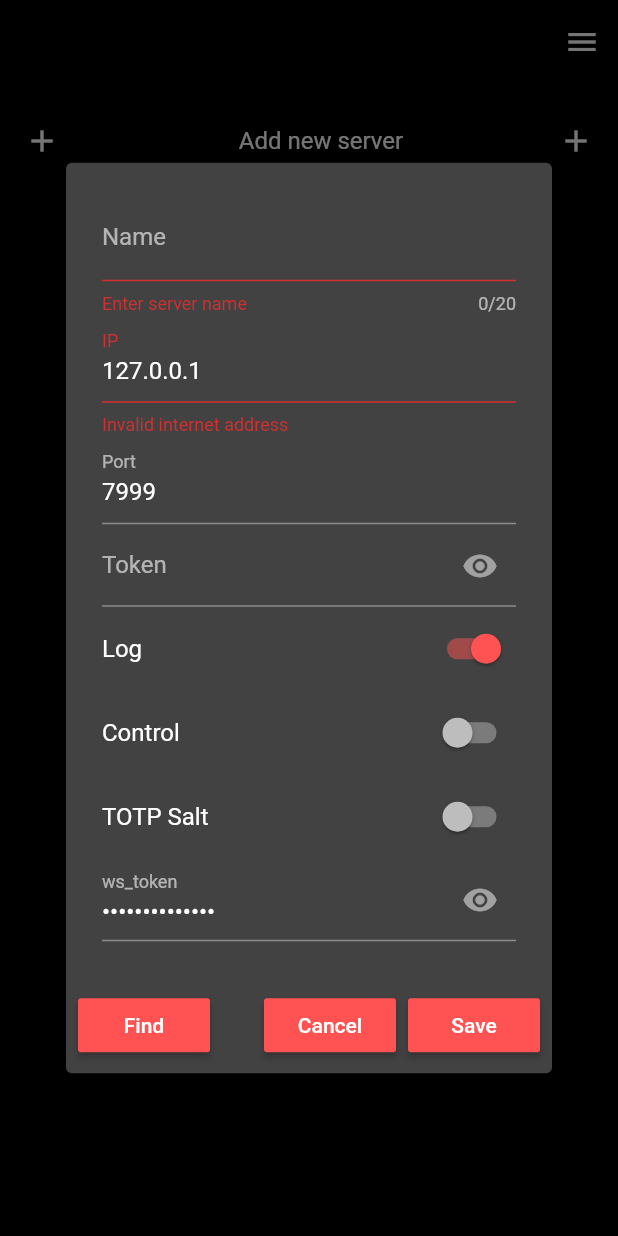
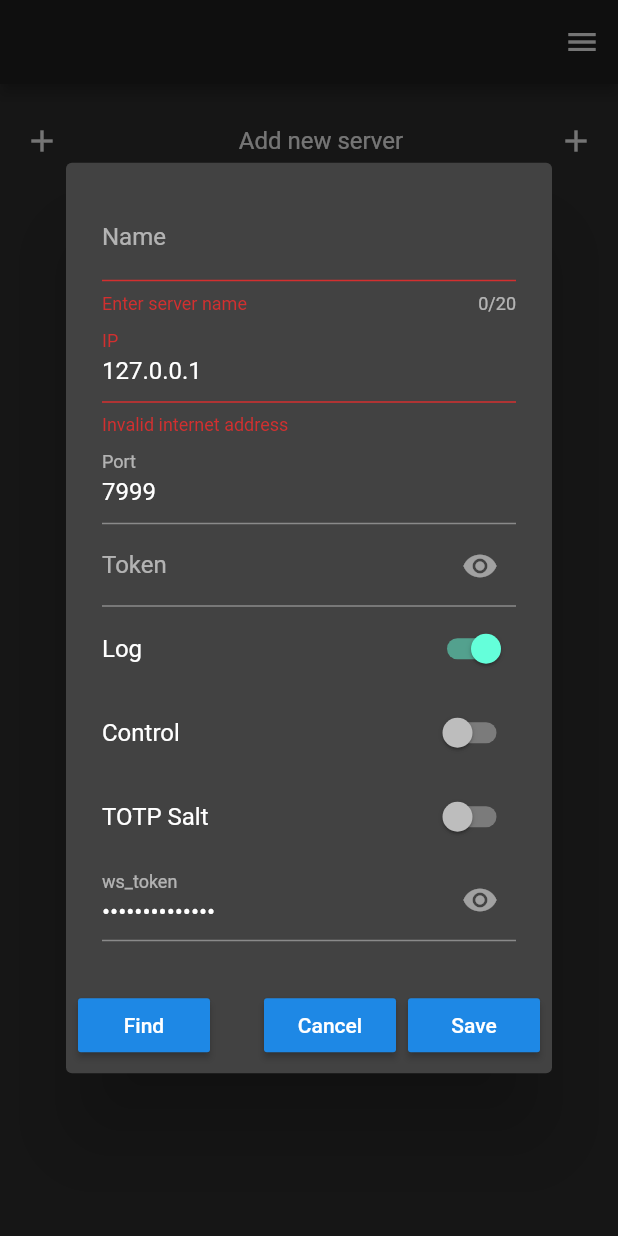
Before and after one commit to Aculeasis/mdmt2-config-android, a Flutter app: the screen it shows after launch, after a tap on "Add new server", on a phone screen of 412 x 824 dp. Run offline on Flutter 3.47's test engine with Material 2 defaults, Android fonts, the phone set to English and light mode, and no system bars; our stand-ins replace font_awesome_flutter, package_info, shared_preferences, url_launcher_web, validators; missing offline and left inert: shared_preferences_web, upnp.

Commit message:
Miscellaneous changes
- Добавлена подписка на qry (terminal 0.15.7+)
- Новая вырвиглазная тема - Amoled2
- Улучшен UI
- Fix call null callback

```diff
--- a/lib/src/settings/theme_settings.dart
+++ b/lib/src/settings/theme_settings.dart
@@ -10,7 +10,7 @@ final _darkTheme = ThemeData.dark().copyWith(
         ThemeData.dark().snackBarTheme.copyWith(backgroundColor: ColorScheme.dark().onSurface.withOpacity(.6)));
 
 ThemeData _buildAmoledTheme() => _darkTheme.copyWith(
-      toggleableActiveColor: Colors.redAccent,
+      toggleableActiveColor: Colors.purple[700],
       dividerColor: Colors.deepOrange,
       highlightColor: Colors.indigo.withOpacity(0.5),
       cardColor: Colors.grey[900],
@@ -23,6 +23,20 @@ ThemeData _buildAmoledTheme() => _darkTheme.copyWith(
       buttonTheme: _darkTheme.buttonTheme.copyWith(buttonColor: Colors.redAccent, textTheme: ButtonTextTheme.primary),
     );
 
+ThemeData _buildAmoledTheme2() => _darkTheme.copyWith(
+      toggleableActiveColor: Colors.teal[400],
+      dividerColor: Colors.deepOrange[100],
+      highlightColor: Colors.indigo[100].withOpacity(0.5),
+      cardColor: Colors.grey[900],
+      scaffoldBackgroundColor: Colors.black,
+      canvasColor: Colors.black,
+      primaryColor: Colors.black,
+      accentColor: Colors.purple[200],
+      dialogBackgroundColor: Colors.grey[900],
+      backgroundColor: Colors.black,
+      buttonTheme: _darkTheme.buttonTheme.copyWith(buttonColor: Colors.red[100], textTheme: ButtonTextTheme.primary),
+    );
+
 class ThemeSettings extends ChangeNotifier {
   static const _app_theme = 'app_theme';
   static final _themesMap = {
@@ -30,9 +44,10 @@ class ThemeSettings extends ChangeNotifier {
     'Light': _lightTheme,
     'Dark': _darkTheme,
     'Amoled': _buildAmoledTheme(),
+    'Amoled2': _buildAmoledTheme2(),
     'Pink': ThemeData(primarySwatch: Colors.pink),
   };
-  String _theme = 'Amoled';
+  String _theme = 'Dark';
   bool isLoaded = false;
 
   ThemeSettings() {
--- a/lib/src/terminal/instances_controller.dart
+++ b/lib/src/terminal/instances_controller.dart
@@ -84,7 +84,7 @@ class InstanceViewState {
   final sampleIndex = ValueNotifier<int>(1);
 
   //listener OnOff
-  final listener = ValueNotifier<bool>(false);
+  final listenerOnOff = ValueNotifier<bool>(false);
 
   final buttons = {
     'talking': ResettableBoolNotifier(Duration(seconds: 60)),
@@ -96,6 +96,8 @@ class InstanceViewState {
   };
 
   final musicStatus = ValueNotifier<MusicStatus>(MusicStatus.error);
+  // Перехват сообщения для сервера (command.php?qry=)
+  final catchQryStatus = ValueNotifier<bool>(false);
 
   //volume
   final volume = ValueNotifier<int>(-1);
@@ -295,7 +297,7 @@ class InstancesController extends _BLoC {
     _runInstance(instance?.logger);
     _runInstance(instance?.control);
 
-    if (instance != null) result(instance);
+    if (result != null && instance != null) result(instance);
   }
 
   void _runInstance(TerminalClient inst) {
--- a/lib/src/terminal/terminal_client.dart
+++ b/lib/src/terminal/terminal_client.dart
@@ -160,6 +160,8 @@ abstract class TerminalClient {
   // Для входящих запросов (уведомления)
   @protected
   void addRequestHandler(String method, void Function(Request request) handler) => _requestHandlers[method] = handler;
+  @protected
+  void removeRequestHandler(String method) => _requestHandlers.remove(method);
 
   TerminalClient(this.server, this.mode, this._workerNotifyGlobal, {this.log, this.name}) {
     _workSignal.stream.listen((event) {
@@ -460,6 +462,7 @@ abstract class TerminalClient {
       onOk();
     } else if (mode == WorkingMode.controller) {
       stage = ConnectStage.sendDuplex;
+      // FIXME DEPRECATED: params не нужен с mdmTerminal2 0.15.7, потом убрать
       callJRPC(mDuplex, params: {'notify': false});
     } else {
       stage = ConnectStage.happy;
```
Also changed, not shown: lib/src/screens/running_server/controller.dart (+36 -11 lines), lib/src/terminal/terminal_control.dart (+59 -14 lines).
